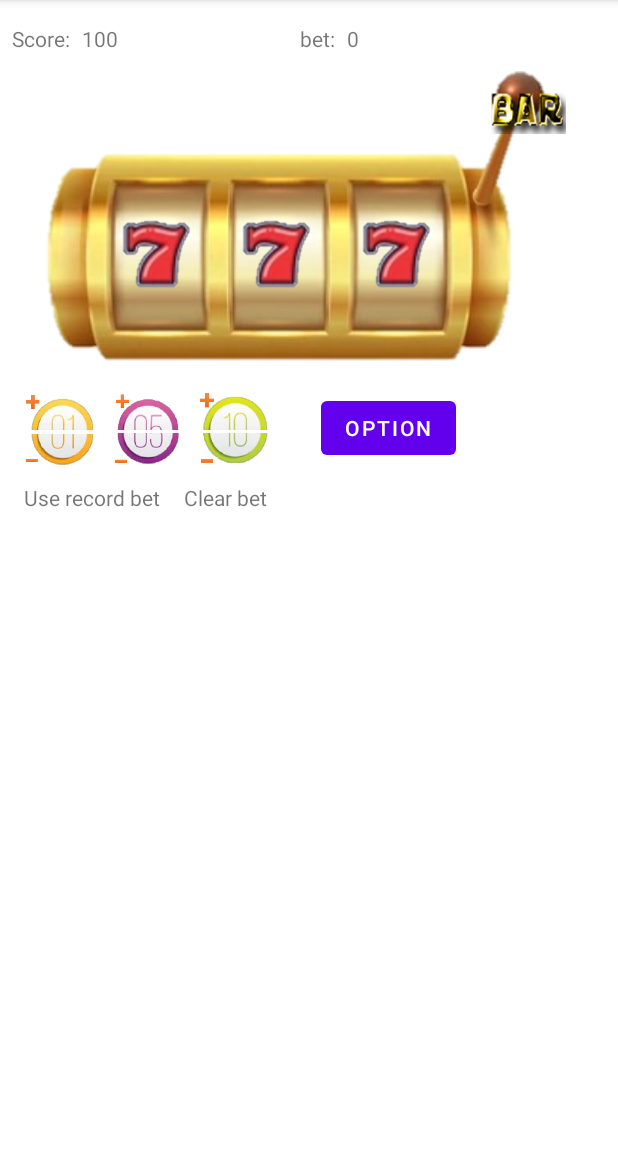
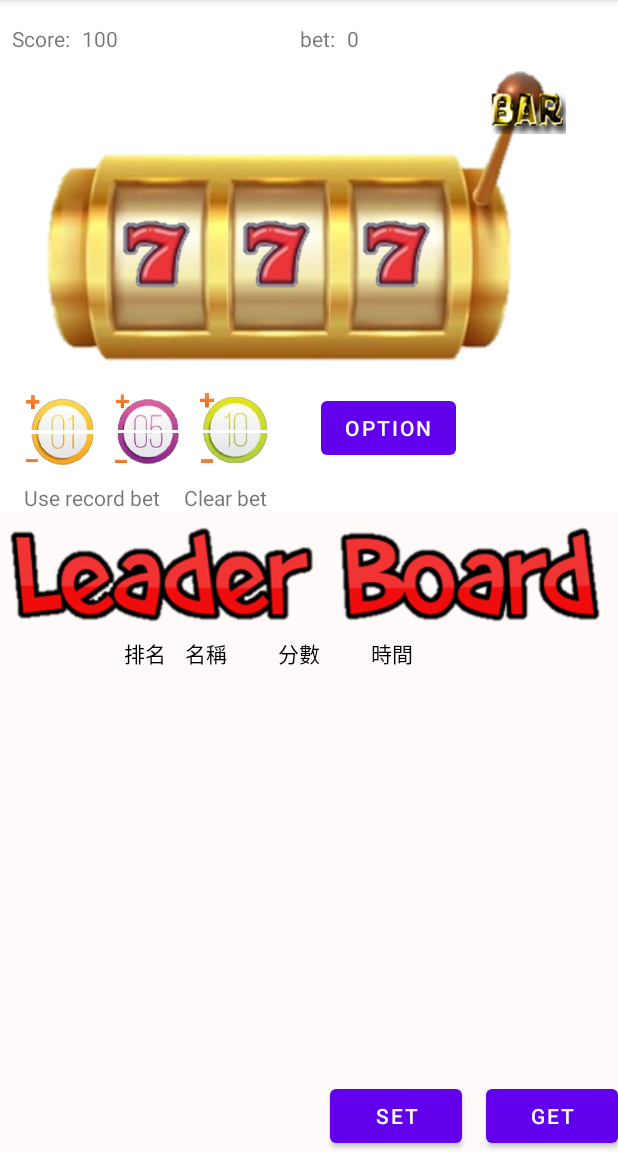
Before and after one commit to a911629/slotmachine, an Android app: the screen it shows after launch (MainActivity), on a phone screen of 412 x 824 dp, the part 84-1236 px from its top. Run offline under Robolectric (Android 15) with nearby library versions, the phone set to English and light mode, and no system bars; our stand-ins replace Firebase (no records; nobody signed in at launch, a user with empty details on screens opened directly).

Commit message:
1. Change the leaderboard place from fragment to activity. Add buttons to test the read/write function of data in the database. 2. Modify the score class to match the data structure on the database.

```diff
--- a/app/src/main/java/com/example/slotgame/Score.java
+++ b/app/src/main/java/com/example/slotgame/Score.java
@@ -106,4 +106,8 @@ public class Score {
         else
             return false;
     }
+
+    public void load_score() {
+
+    }
 }
--- a/app/src/main/res/layout/activity_main.xml
+++ b/app/src/main/res/layout/activity_main.xml
@@ -202,7 +202,7 @@
         android:layout_width="0dp"
         android:layout_height="0dp"
         android:background="#FFFAFA"
-        android:visibility="gone"
+        android:visibility="visible"
         app:layout_constraintBottom_toBottomOf="parent"
         app:layout_constraintEnd_toEndOf="parent"
         app:layout_constraintStart_toStartOf="parent"
@@ -214,7 +214,7 @@
             android:layout_height="wrap_content"
             android:text="排名"
             android:textColor="#000000"
-            app:layout_constraintStart_toStartOf="parent"
+            app:layout_constraintStart_toStartOf="@+id/guideline8"
             app:layout_constraintTop_toBottomOf="@+id/imageView11" />
 
         <androidx.recyclerview.widget.RecyclerView
@@ -230,30 +230,31 @@
             android:id="@+id/textView2"
             android:layout_width="wrap_content"
             android:layout_height="wrap_content"
-            android:layout_marginStart="24dp"
             android:text="名稱"
             android:textColor="#000000"
-            app:layout_constraintStart_toEndOf="@+id/textView"
-            app:layout_constraintTop_toTopOf="@+id/textView" />
+            app:layout_constraintBottom_toBottomOf="@+id/textView"
+            app:layout_constraintStart_toStartOf="@+id/guideline5"
+            app:layout_constraintTop_toTopOf="@+id/textView"
+            app:layout_constraintVertical_bias="0.0" />
 
         <TextView
             android:id="@+id/textView5"
             android:layout_width="wrap_content"
             android:layout_height="wrap_content"
-            android:layout_marginStart="24dp"
             android:text="分數"
             android:textColor="#000000"
-            app:layout_constraintStart_toEndOf="@+id/textView2"
+            app:layout_constraintBottom_toBottomOf="@+id/textView2"
+            app:layout_constraintStart_toStartOf="@+id/guideline6"
             app:layout_constraintTop_toTopOf="@+id/textView2" />
 
         <TextView
             android:id="@+id/textView6"
             android:layout_width="wrap_content"
             android:layout_height="wrap_content"
-            android:layout_marginStart="24dp"
             android:text="時間"
             android:textColor="#000000"
-            app:layout_constraintStart_toEndOf="@+id/textView5"
+            app:layout_constraintBottom_toBottomOf="@+id/textView5"
+            app:layout_constraintStart_toStartOf="@+id/guideline7"
             app:layout_constraintTop_toTopOf="@+id/textView5" />
 
         <ImageView
@@ -265,6 +266,54 @@
             app:layout_constraintTop_toTopOf="parent"
             app:srcCompat="@drawable/leaderboard" />
 
+        <androidx.constraintlayout.widget.Guideline
+            android:id="@+id/guideline5"
+            android:layout_width="wrap_content"
+            android:layout_height="wrap_content"
+            android:orientation="vertical"
+            app:layout_constraintGuide_percent="0.3" />
+
+        <androidx.constraintlayout.widget.Guideline
+            android:id="@+id/guideline6"
+            android:layout_width="wrap_content"
+            android:layout_height="wrap_content"
+            android:orientation="vertical"
+            app:layout_constraintGuide_percent="0.45" />
+
+        <androidx.constraintlayout.widget.Guideline
+            android:id="@+id/guideline7"
+            android:layout_width="wrap_content"
+            android:layout_height="wrap_content"
+            android:orientation="vertical"
+            app:layout_constraintEnd_toEndOf="parent"
+            app:layout_constraintGuide_percent="0.6" />
+
+        <androidx.constraintlayout.widget.Guideline
+            android:id="@+id/guideline8"
+            android:layout_width="wrap_content"
+            android:layout_height="wrap_content"
+            android:orientation="vertical"
+            app:layout_constraintGuide_percent="0.2" />
+
+        <Button
+            android:id="@+id/button2"
+            android:layout_width="wrap_content"
+            android:layout_height="wrap_content"
+            android:onClick="GetLeaderBoard"
+            android:text="get"
+            app:layout_constraintBottom_toBottomOf="parent"
+            app:layout_constraintEnd_toEndOf="parent" />
+
+        <Button
+            android:id="@+id/button4"
+            android:layout_width="wrap_content"
+            android:layout_height="wrap_content"
+            android:layout_marginEnd="16dp"
+            android:onClick="SetLeaderBoard"
+            android:text="set"
+            app:layout_constraintBottom_toBottomOf="parent"
+            app:layout_constraintEnd_toStartOf="@+id/button2" />
+
     </androidx.constraintlayout.widget.ConstraintLayout>
 
 </androidx.constraintlayout.widget.ConstraintLayout>
```
Also changed, not shown: app/src/main/java/com/example/slotgame/MainActivity.java (+53 -45 lines), app/src/main/java/com/example/slotgame/leaderboard.java (+5 -5 lines), app/src/main/res/layout/leader_info.xml (+34 -9 lines).
